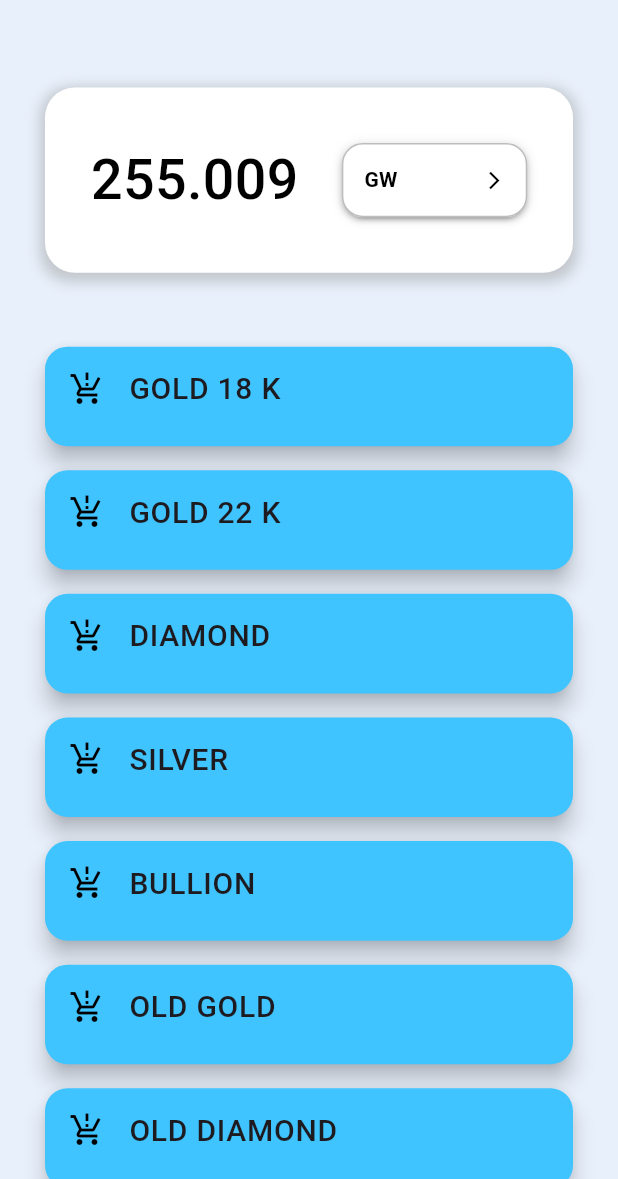
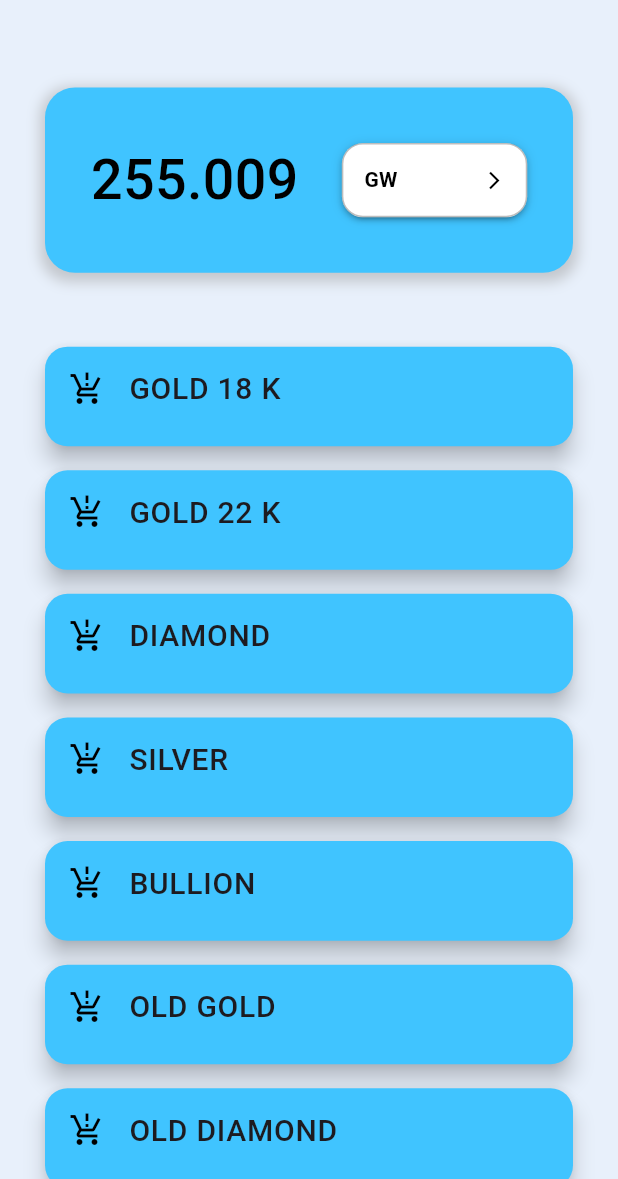
Before and after one commit to gaseer/gramboo_sales_details, a Flutter app: the WeightReportScreen screen opened directly, on a phone screen of 412 x 824 dp, the part 57-1236 px from its top. Run offline on Flutter 3.47's test engine with Material 3 defaults, Android fonts, the phone set to English and light mode, and no system bars; drawn by our look-alikes of dropdown_button2; our stand-ins replace fl_chart, flutter_riverpod, fpdart, google_fonts, multi_dropdown; Roboto replaces fonts that are missing (Alice).

Commit message:
corrected UI

```diff
--- a/lib/features/sales_report/screens/weightReport_screen.dart
+++ b/lib/features/sales_report/screens/weightReport_screen.dart
@@ -36,7 +36,7 @@ class _WeightReportScreenState extends State<WeightReportScreen> {
           // margin: EdgeInsets.only(left: w * .1, right: w * .1),
           height: w * .3,
           decoration: BoxDecoration(
-            color: Colors.white,
+            color: Colors.lightBlueAccent,
             borderRadius: BorderRadius.circular(20),
             boxShadow: [
               BoxShadow(
@@ -89,7 +89,7 @@ class _WeightReportScreenState extends State<WeightReportScreen> {
                 color: Colors.lightBlueAccent,
                 margin: EdgeInsets.symmetric(vertical: 8.0),
                 child: ListTile(
-                  leading: Icon(Icons.production_quantity_limits,
+                  leading: const Icon(Icons.production_quantity_limits,
                       color: Colors.black),
                   title: Text(
                     names[index],
@@ -121,6 +121,6 @@ class _WeightReportScreenState extends State<WeightReportScreen> {
     'OLD DIAMOND',
     'UNCUT',
     'PRECIOUS',
-    'Jane'
+    'RP'
   ];
 }
```
